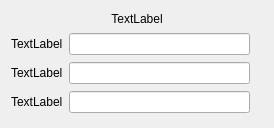
This is valveSettingTemplate.ui in lisazacarias/cryoValveDisplay as Qt 5 draws it before an edit. The edited form follows.
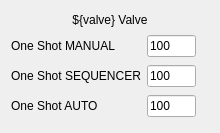
This is the edited form. Custom widgets are drawn as their Qt base class.

Commit message: first pass goes off the screen. Trying tab version

Diff of the .ui file:
```diff
--- a/valveSettingTemplate.ui
+++ b/valveSettingTemplate.ui
@@ -6,10 +6,16 @@
    <rect>
     <x>0</x>
     <y>0</y>
-    <width>274</width>
-    <height>128</height>
+    <width>220</width>
+    <height>133</height>
    </rect>
   </property>
+  <property name="sizePolicy">
+   <sizepolicy hsizetype="Maximum" vsizetype="Maximum">
+    <horstretch>0</horstretch>
+    <verstretch>0</verstretch>
+   </sizepolicy>
+  </property>
   <property name="windowTitle">
    <string>Form</string>
   </property>
@@ -17,42 +23,114 @@
    <item row="1" column="0">
     <widget class="QLabel" name="label">
      <property name="text">
-      <string>TextLabel</string>
+      <string>One Shot MANUAL</string>
      </property>
     </widget>
    </item>
    <item row="1" column="1">
     <widget class="PyDMLineEdit" name="PyDMLineEdit">
+     <property name="sizePolicy">
+      <sizepolicy hsizetype="Preferred" vsizetype="Fixed">
+       <horstretch>0</horstretch>
+       <verstretch>0</verstretch>
+      </sizepolicy>
+     </property>
+     <property name="minimumSize">
+      <size>
+       <width>30</width>
+       <height>0</height>
+      </size>
+     </property>
      <property name="toolTip">
       <string/>
      </property>
+     <property name="text">
+      <string>100</string>
+     </property>
+     <property name="precision" stdset="0">
+      <number>2</number>
+     </property>
+     <property name="channel" stdset="0">
+      <string/>
+     </property>
+     <property name="showUnits" stdset="0">
+      <bool>true</bool>
+     </property>
     </widget>
    </item>
    <item row="4" column="0">
     <widget class="QLabel" name="label_3">
      <property name="text">
-      <string>TextLabel</string>
+      <string>One Shot AUTO</string>
      </property>
     </widget>
    </item>
    <item row="3" column="1">
     <widget class="PyDMLineEdit" name="PyDMLineEdit_2">
+     <property name="sizePolicy">
+      <sizepolicy hsizetype="Preferred" vsizetype="Fixed">
+       <horstretch>0</horstretch>
+       <verstretch>0</verstretch>
+      </sizepolicy>
+     </property>
+     <property name="minimumSize">
+      <size>
+       <width>30</width>
+       <height>0</height>
+      </size>
+     </property>
      <property name="toolTip">
       <string/>
      </property>
+     <property name="text">
+      <string>100</string>
+     </property>
+     <property name="channel" stdset="0">
+      <string/>
+     </property>
+     <property name="showUnits" stdset="0">
+      <bool>true</bool>
+     </property>
+     <property name="precision" stdset="0">
+      <number>2</number>
+     </property>
     </widget>
    </item>
    <item row="4" column="1">
     <widget class="PyDMLineEdit" name="PyDMLineEdit_3">
+     <property name="sizePolicy">
+      <sizepolicy hsizetype="Preferred" vsizetype="Fixed">
+       <horstretch>0</horstretch>
+       <verstretch>0</verstretch>
+      </sizepolicy>
+     </property>
+     <property name="minimumSize">
+      <size>
+       <width>30</width>
+       <height>0</height>
+      </size>
+     </property>
      <property name="toolTip">
       <string/>
      </property>
+     <property name="text">
+      <string>100</string>
+     </property>
+     <property name="channel" stdset="0">
+      <string/>
+     </property>
+     <property name="showUnits" stdset="0">
+      <bool>true</bool>
+     </property>
+     <property name="precision" stdset="0">
+      <number>2</number>
+     </property>
     </widget>
    </item>
    <item row="3" column="0">
     <widget class="QLabel" name="label_2">
      <property name="text">
-      <string>TextLabel</string>
+      <string>One Shot SEQUENCER</string>
      </property>
     </widget>
    </item>
@@ -72,7 +150,7 @@
       </sizepolicy>
      </property>
      <property name="text">
-      <string>TextLabel</string>
+      <string>${valve} Valve</string>
      </property>
      <property name="alignment">
       <set>Qt::AlignCenter</set>
```
Left out of the diff: 3 changed lines with no effect on the pictures. The commit also changes 7 other files.
